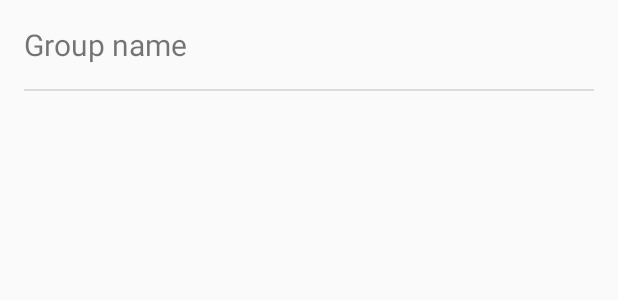
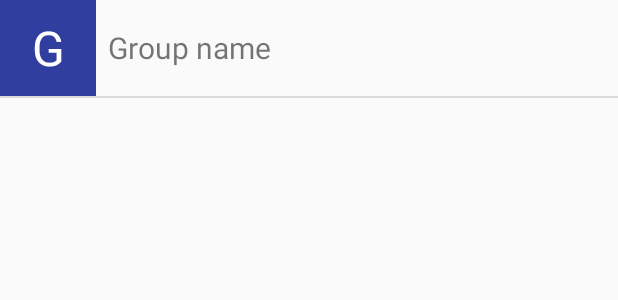
Before and after one commit to i3li/TM, an Android app: the layout item_group.xml on its own in the app's theme, with its tools: preview values and no code run, on a phone screen of 412 x 824 dp. Shown: the top 300 px of the screen. Run offline under Robolectric (Android 15) with nearby library versions, the phone set to English and light mode, and no system bars.

Commit message:
Add image-like to the group item

```diff
--- a/app/src/main/res/layout/item_group.xml
+++ b/app/src/main/res/layout/item_group.xml
@@ -1,26 +1,36 @@
 <?xml version="1.0" encoding="utf-8"?>
-<FrameLayout xmlns:android="http://schemas.android.com/apk/res/android"
+<LinearLayout xmlns:android="http://schemas.android.com/apk/res/android"
 android:layout_width="match_parent" android:layout_height="wrap_content"
-    android:padding="16dp">
+android:orientation="vertical">
 
 <LinearLayout
     android:layout_width="match_parent"
-        android:layout_height="wrap_content"
-        android:orientation="vertical">
+    android:layout_height="wrap_content">
+
+    <TextView
+        android:layout_width="64dp"
+        android:layout_height="64dp"
+        android:textSize="32sp"
+        android:layout_marginEnd="8dp"
+        android:layout_marginRight="8dp"
+        android:text="G"
+        android:gravity="center"
+        android:background="@color/colorPrimaryDark"
+        android:textColor="#FFF" />
 
     <TextView
         android:id="@+id/tv_group_name"
         android:layout_width="wrap_content"
         android:layout_height="wrap_content"
         android:textSize="20sp"
-            android:text="Group name" />
+        android:text="Group name"
+        android:layout_gravity="center_vertical" />
+
+</LinearLayout>
 
 <View
     android:layout_width="match_parent"
-            android:layout_marginTop="16dp"
     android:layout_height="1dp"
     android:background="?android:attr/dividerVertical"/>
 
 </LinearLayout>
-
-</FrameLayout>
```
Also changed, not shown: app/src/main/java/com/project/csc440/tm/Group.java (line endings or trailing spaces). Lines whose indentation alone changed are shown as unchanged.
